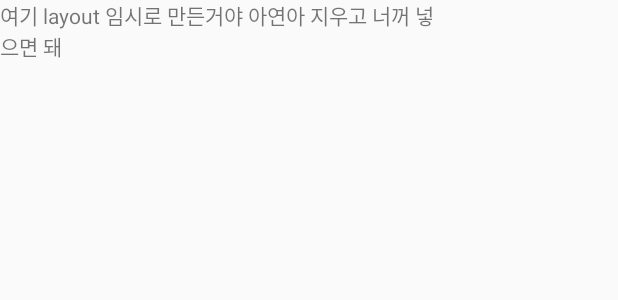
After one commit to Ayeonii/FoodBox, an Android app: the layout activity_refrigerator.xml on its own in the app's theme, with its tools: preview values and no code run, on a phone screen of 412 x 824 dp. The commit adds this screen. Shown: the top 300 px of the screen. Run offline under Robolectric (Android 15) with nearby library versions, the phone set to English and light mode, and no system bars.

Commit message:
로그인 버튼 누를시 냉장고 메인화면으로 넘어가도록 수정

```diff
--- a/app/src/main/AndroidManifest.xml
+++ b/app/src/main/AndroidManifest.xml
@@ -17,6 +17,7 @@
             </intent-filter>
         </activity>
         <activity android:name=".LoginActivity"/>
+        <activity android:name=".RefrigeratorMainActivity"/>
     </application>
 
 </manifest>
--- /dev/null
+++ b/app/src/main/res/layout/activity_refrigerator.xml
@@ -0,0 +1,14 @@
+<?xml version="1.0" encoding="utf-8"?>
+<android.support.constraint.ConstraintLayout
+    xmlns:android="http://schemas.android.com/apk/res/android"
+    xmlns:tools="http://schemas.android.com/tools"
+    android:layout_width="match_parent"
+    android:layout_height="match_parent"
+    tools:context=".RefrigeratorMainActivity">
+
+    <TextView
+        android:layout_width="300dp"
+        android:layout_height="50dp"
+        android:text="여기 layout 임시로 만든거야 아연아 지우고 너꺼 넣으면 돼"/>
+
+</android.support.constraint.ConstraintLayout>
```
Also changed, not shown: app/src/main/java/com/example/dldke/foodbox/LoginActivity.java (+7 -0 lines), app/src/main/java/com/example/dldke/foodbox/RefrigeratorMainActivity.java (added, +11 -0 lines).
